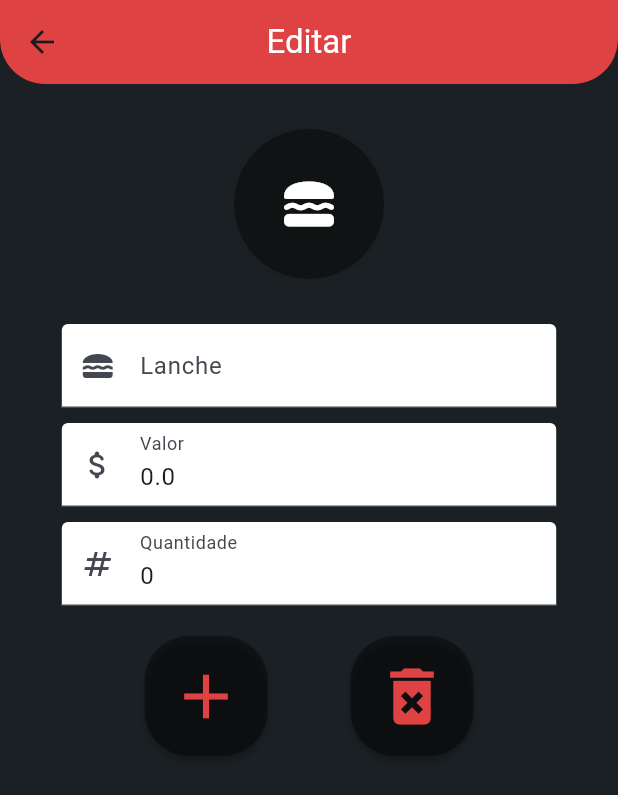
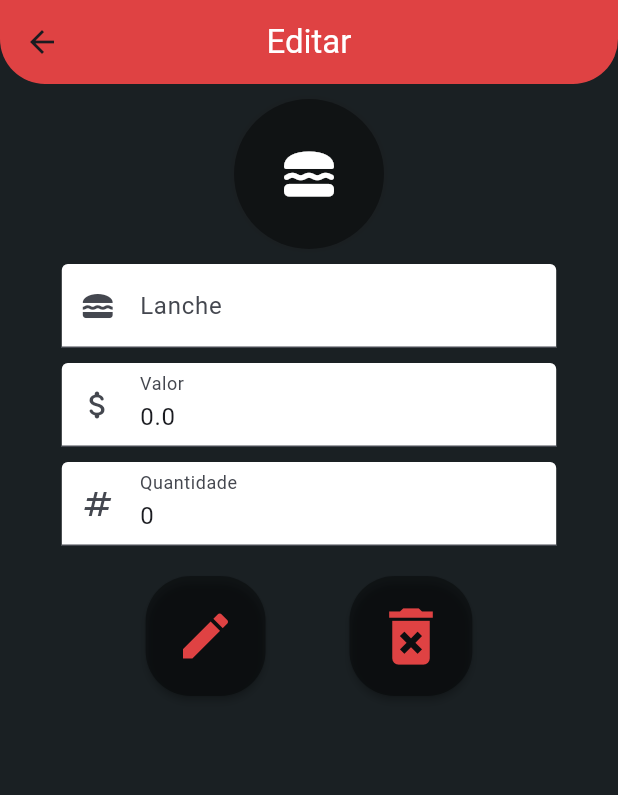
Before and after one commit to JonasGz/Food-Finance-Control, a Flutter app: the EditScreen screen opened directly with empty values, on a phone screen of 412 x 824 dp. Shown: the top 795 px of the screen. Run offline on Flutter 3.47's test engine with Material 3 defaults, Android fonts, the phone set to English and light mode, and no system bars; our stand-ins replace flutter_animate, geocoding, geolocator.

Commit message:
change: editScreen

```diff
--- a/lib/screens/edit_screen.dart
+++ b/lib/screens/edit_screen.dart
@@ -39,7 +39,7 @@ class EditScreen extends StatelessWidget {
         color: const Color(0xFF1A2023),
         child: Center(
           child: Container(
-            padding: const EdgeInsets.only(top: 30.0),
+            padding: const EdgeInsets.only(top: 10.0),
             width: screenWidth * 0.8,
             child: Column(
               children: [
@@ -63,7 +63,7 @@ class EditScreen extends StatelessWidget {
                   ),
                 ),
                 Padding(
-                  padding: const EdgeInsets.only(top: 30.0),
+                  padding: const EdgeInsets.only(top: 10.0),
                   child: TextField(
                     controller: nomeController,
                     decoration: const InputDecoration(
@@ -122,8 +122,8 @@ class EditScreen extends StatelessWidget {
                         shape: RoundedRectangleBorder(
                             borderRadius: BorderRadius.circular(30.0)),
                         child: const Icon(
-                          Icons.add,
-                          size: 50.0,
+                          Icons.edit,
+                          size: 40.0,
                           color: Color(0xFFDF4243),
                         ),
                       ),
```
